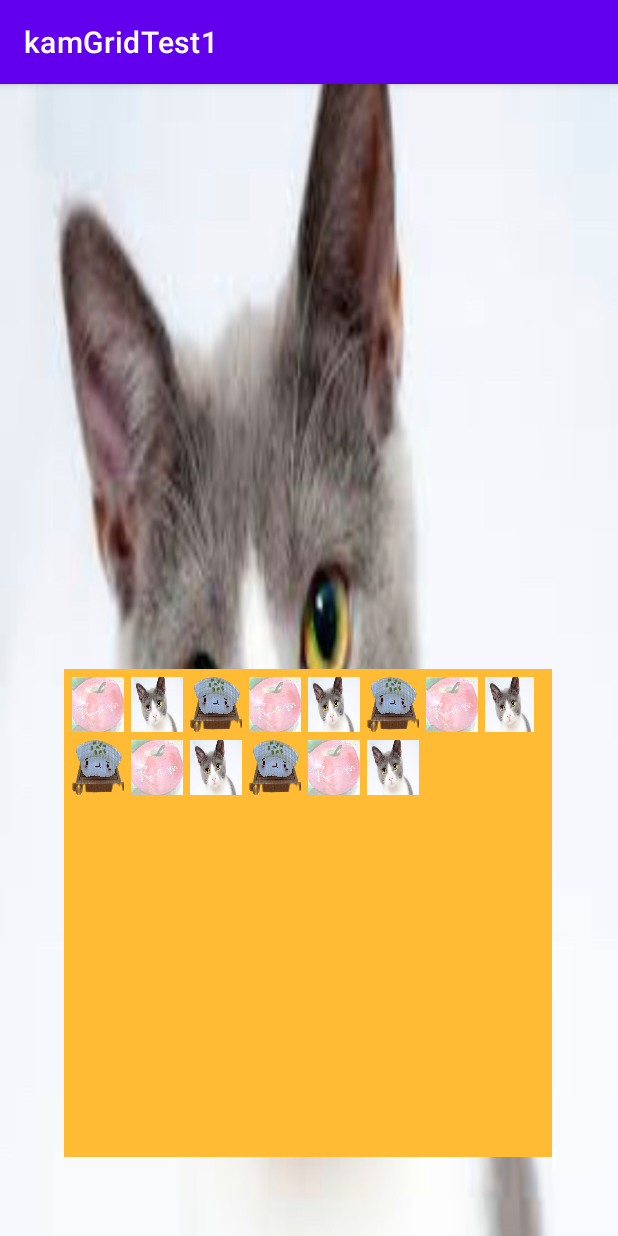
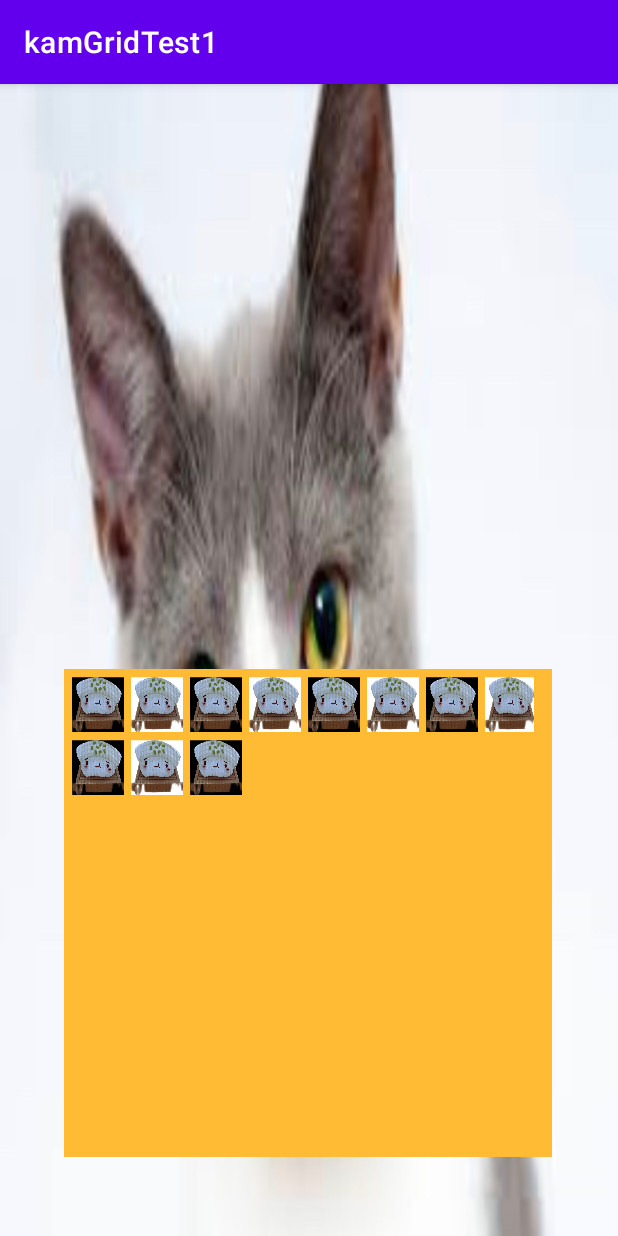
Before and after one commit to catnap7777/kamGridTest1, an Android app: the screen it shows after launch (MainActivity), on a phone screen of 412 x 824 dp. Run offline under Robolectric (Android 15) with nearby library versions, the phone set to English and light mode, and no system bars.

Commit message:
Cleaned up

```diff
--- a/app/src/main/java/com/example/kamgridtest1/CustomImageAdapter.java
+++ b/app/src/main/java/com/example/kamgridtest1/CustomImageAdapter.java
@@ -1,6 +1,7 @@
 package com.example.kamgridtest1;
 
 import android.content.Context;
+import android.graphics.Color;
 import android.view.LayoutInflater;
 import android.view.View;
 import android.view.ViewGroup;
@@ -11,9 +12,6 @@ import android.widget.ImageView;
 public class CustomImageAdapter extends BaseAdapter {
     private Context context;
     private int[] images;
-
-   // private Object findByViewId;
-    //ImageView imageView = (ImageView) findByViewId(R.id.imageView);
 
     public CustomImageAdapter(Context context, int[] images) {
         this.context = context;
@@ -43,32 +41,14 @@ public class CustomImageAdapter extends BaseAdapter {
             view = inflater.inflate(R.layout.image_item, null);
         }
         ImageView imageView = view.findViewById(R.id.imageView);
-//        imageView.setMaxHeight(25);
-//        imageView.setMaxWidth(25);
+
+        if (i % 2 == 0)
+            imageView.setBackgroundColor(Color.BLACK);
+        else
+            imageView.setBackgroundColor(Color.WHITE);
+
         imageView.setImageResource(images[i]);
         return view;
 
-//        ImageView imageView;
-//        imageView = new ImageView(context);
-//        imageView.setMaxWidth(10);
-//        imageView.setMaxHeight(10);
-//        imageView.
-//
-//        //imageView.setLayoutParams(new ViewGroup.LayoutParams(85, 85));
-//        imageView.setLayoutParams(new GridView.LayoutParams(325,325));
-//        //imageView.setScaleType(ImageView.ScaleType.CENTER_CROP);
-//        imageView.setScaleType(ImageView.ScaleType.FIT_XY);
-//        imageView.setPadding(8, 8, 8, 8);
-//
-////        if (convertView == null) {
-////            imageView = new ImageView(context);
-////            imageView.setLayoutParams(new ViewGroup.LayoutParams(85, 85));
-////            imageView.setScaleType(ImageView.ScaleType.CENTER_CROP);
-////            imageView.setPadding(8, 8, 8, 8);
-////        } else {
-////            imageView = (ImageView) convertView;
-////        }
-//        imageView.setImageResource(images[position]);
-//        return imageView;
     }
 }
--- a/app/src/main/java/com/example/kamgridtest1/MainActivity.java
+++ b/app/src/main/java/com/example/kamgridtest1/MainActivity.java
@@ -9,26 +9,8 @@ import android.widget.ImageView;
 
 public class MainActivity extends AppCompatActivity {
 
-    Integer[] celebrityPic = {
-            R.drawable.apple2,
-            R.drawable.cat,
-            R.drawable.apple2,
-            R.drawable.cat,
-            R.drawable.apple2,
-            R.drawable.cat,
-            R.drawable.apple2,
-            R.drawable.cat,
-            R.drawable.apple2,
-            R.drawable.cat,
-    };
-
-
-
-//    List<String> list = new ArrayList<String>(Arrays.asList(array));
-
     ConstraintLayout const1;
     ImageView pic;
-    //ImageView pic2 = findViewById(R.id.imageView);
 
     @Override
     protected void onCreate(Bundle savedInstanceState) {
@@ -40,88 +22,25 @@ public class MainActivity extends AppCompatActivity {
 
         GridView grid1 = (GridView) findViewById(R.id.gridView1);
 
-        //AI
         int[] images = {
-                R.drawable.apple2,
-                R.drawable.cat,
                 R.drawable.clearnigiri,
-                R.drawable.apple2,
-                R.drawable.cat,
                 R.drawable.clearnigiri,
-                R.drawable.apple2,
-                R.drawable.cat,
                 R.drawable.clearnigiri,
-                R.drawable.apple2,
-                R.drawable.cat,
                 R.drawable.clearnigiri,
-                R.drawable.apple2,
-                R.drawable.cat,
+                R.drawable.clearnigiri,
+                R.drawable.clearnigiri,
+                R.drawable.clearnigiri,
+                R.drawable.clearnigiri,
+                R.drawable.clearnigiri,
+                R.drawable.clearnigiri,
+                R.drawable.clearnigiri
         };
+
+
         CustomImageAdapter imageAdapter3 = new CustomImageAdapter(this, images);
         grid1.setAdapter(imageAdapter3);
 
-        //grid1.setAdapter(new ImageAdapter1(this));
-        //grid1.setAdapter(new ArrayAdapter<String>(this, R.layout.list_item, list));
-        //grid1.setAdapter(new ArrayAdapter<String>(this, R.layout.image_item, celebrityPic));
-
     }
 
-    //.. adapter for grid1
-//    public class ImageAdapter1 extends BaseAdapter {
-//
-//        private Context context;
-//
-//        public ImageAdapter1(Context c) {
-//            context = c;
-//        }
-//
-//        @Override
-//        public int getCount() {
-//            return celebrityPic.length;
-//            //return 64;
-//        }
-//
-//        @Override
-//        public Object getItem(int position) {
-//            return null;
-//        }
-//
-//        @Override
-//        public long getItemId(int position) {
-//            return 0;
-//        }
-//
-//        // can probably do something like with list_item from regular adapter.  Just use image instead?
-//        @Override
-//        public View getView(int position, View convertView, ViewGroup parent) {
-//
-////            pic2 = new ImageView(context);
-////            pic2.setImageResource(celebrityPic[position]);
-////            pic2.setScaleType(ImageView.ScaleType.FIT_XY);
-////            //pic.setLayoutParams(new GridView.LayoutParams(215,265));
-////            //pic.setLayoutParams(new GridView.LayoutParams(225,275));
-////            pic2.setLayoutParams(new GridView.LayoutParams(150,150));
-////            return pic2;
-//
-//
-//            pic = new ImageView(context);
-//            pic.setMaxHeight(10);
-//            pic.setMaxWidth(10);
-//            pic.setImageResource(celebrityPic[position]);
-//            //pic.setScaleType(ImageView.ScaleType.FIT_XY);
-//            //pic.setLayoutParams(new GridView.LayoutParams(215,265));
-//            //pic.setLayoutParams(new GridView.LayoutParams(225,275));
-//            //pic.setLayoutParams(new GridView.LayoutParams(325,325));
-//            GridView grid2 = (GridView) findViewById(R.id.gridView1);
-//            grid2.setColumnWidth(50);
-//            grid2.setNumColumns(8);
-//            grid2.setHorizontalSpacing(5);
-//            grid2.setVerticalSpacing(5);
-//            pic.setLayoutParams(grid2.getLayoutParams());
-//
-//
-//            return pic;
-//        }
-//    }
 
 }
```
